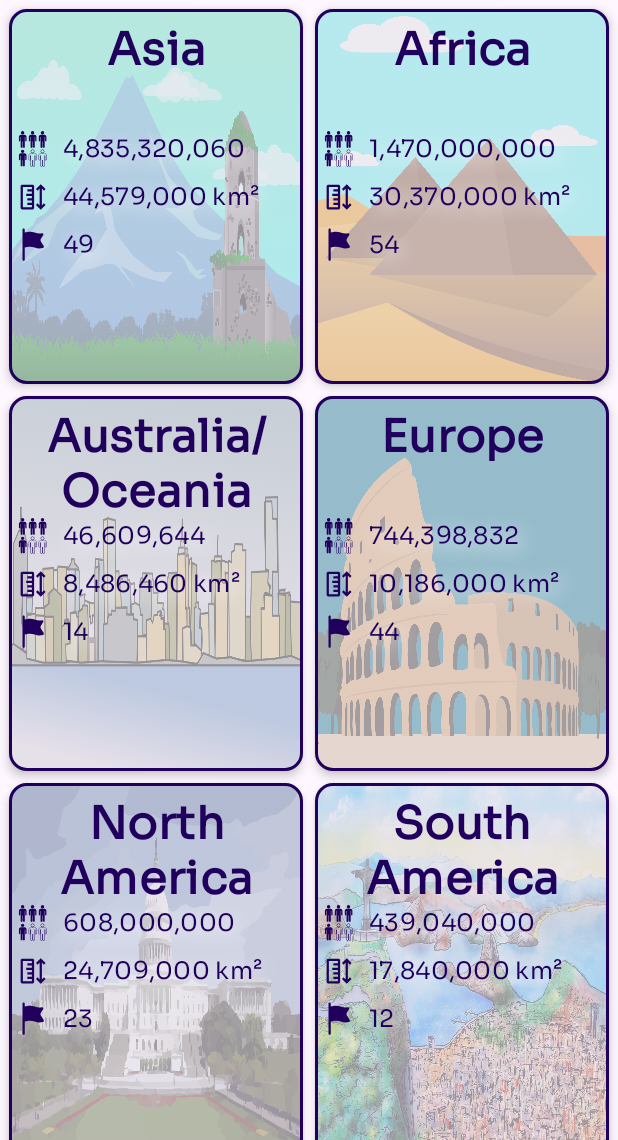
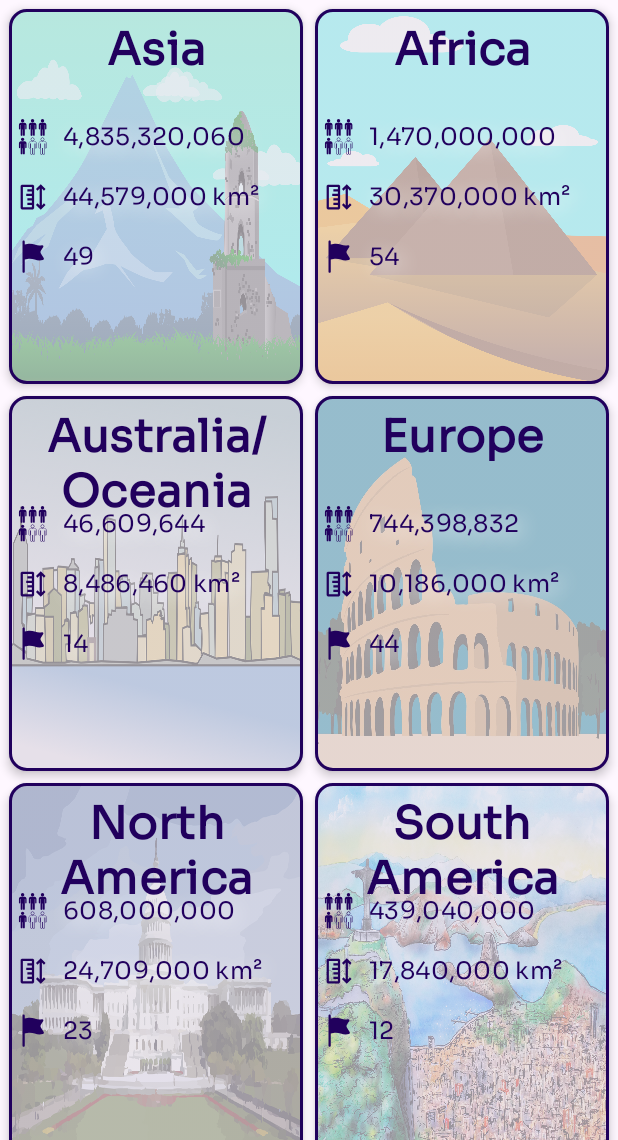
Before and after one commit to MainActivityKt/My-World, an Android app built with Jetpack Compose: the screen it shows after launch (MainActivity), on a phone screen of 412 x 824 dp, the part 96-1236 px from its top. Run offline under Robolectric (Android 15) with nearby library versions, the phone set to English and light mode, and no system bars.

Commit message:
- Refactored code

```diff
--- a/app/src/main/java/com/safire/myworld/ui/Continents.kt
+++ b/app/src/main/java/com/safire/myworld/ui/ContinentsScreen.kt
@@ -102,7 +102,7 @@ fun ContinentItem(
             )
 
             Column(
-                verticalArrangement = Arrangement.spacedBy(8.dp, Alignment.CenterVertically),
+                verticalArrangement = Arrangement.spacedBy(16.dp, Alignment.CenterVertically),
                 modifier = Modifier
                     .fillMaxSize()
                     .padding(4.dp)
```
